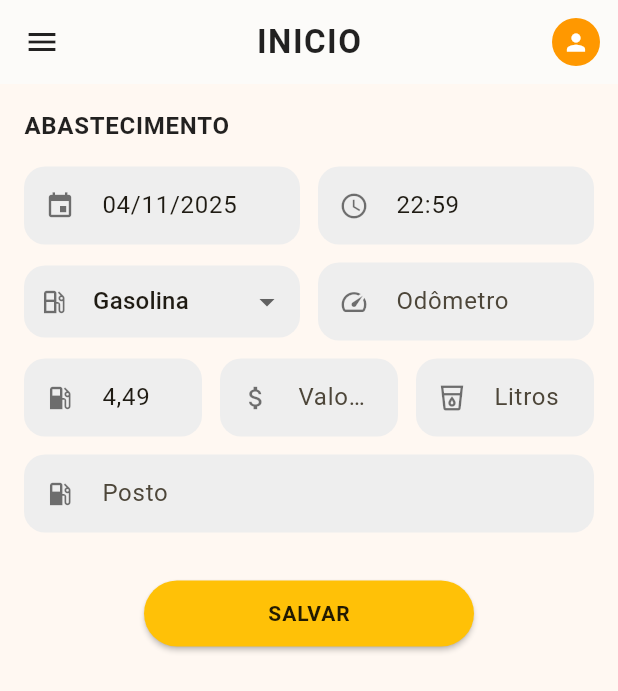
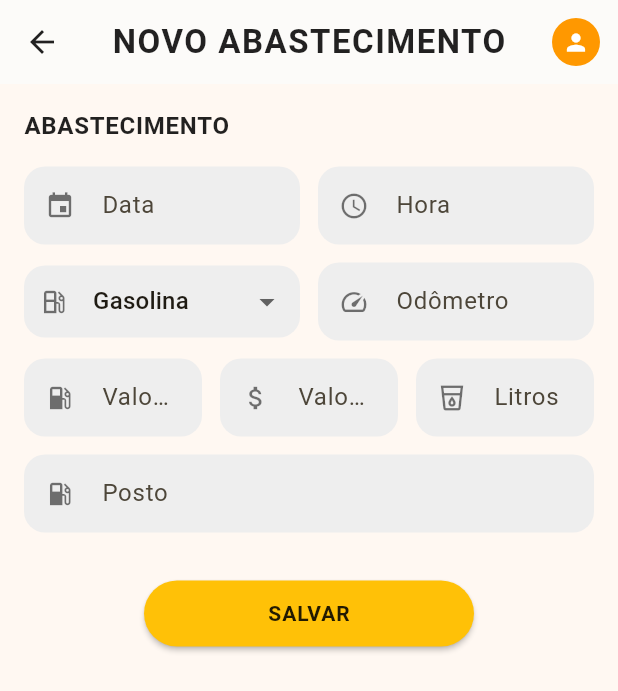
Before and after one commit to SamuelHenrique007/Mobile-app, a Flutter app: the AbastecimentoPage screen opened directly, on a phone screen of 412 x 824 dp. Shown: the top 691 px of the screen. Run offline on Flutter 3.47's test engine with Material 3 defaults, Android fonts, the phone set to English and light mode, and no system bars; our stand-ins replace cloud_firestore, firebase_auth, firebase_core; accounts and stored records are empty.

Commit message:
correções na funcionalidade de abastecimento

```diff
--- a/driveup/lib/screens/abastecimento_page.dart
+++ b/driveup/lib/screens/abastecimento_page.dart
@@ -9,27 +9,74 @@ class AbastecimentoPage extends StatefulWidget {
 }
 
 class _AbastecimentoPageState extends State<AbastecimentoPage> {
-  final _dateCtrl = TextEditingController(text: '04/11/2025');
-  final _timeCtrl = TextEditingController(text: '22:59');
+  final _dateCtrl = TextEditingController();
+  final _timeCtrl = TextEditingController();
   final _odometerCtrl = TextEditingController();
-  final _fuelPriceCtrl = TextEditingController(text: '4,49');
-  final _totalPriceCtrl = TextEditingController();
-  final _litersCtrl = TextEditingController();
+  final _fuelPriceCtrl = TextEditingController();   // valor do litro
+  final _totalPriceCtrl = TextEditingController();  // valor total em R$
+  final _litersCtrl = TextEditingController();      // litros
   final _stationCtrl = TextEditingController();
 
   String _fuelType = 'Gasolina';
   final _fuelTypes = ['Gasolina', 'Etanol', 'Diesel', 'GNV'];
 
   @override
+  void initState() {
+    super.initState();
+    // sempre que mudar valor do litro ou valor total, recalcula litros
+    _fuelPriceCtrl.addListener(_recalculateLiters);
+    _totalPriceCtrl.addListener(_recalculateLiters);
+  }
+
+  @override
   void dispose() {
     _dateCtrl.dispose();
     _timeCtrl.dispose();
     _odometerCtrl.dispose();
+    _fuelPriceCtrl.removeListener(_recalculateLiters);
     _fuelPriceCtrl.dispose();
+    _totalPriceCtrl.removeListener(_recalculateLiters);
     _totalPriceCtrl.dispose();
     _litersCtrl.dispose();
     _stationCtrl.dispose();
     super.dispose();
+  }
+
+  /// Converte número no estilo brasileiro "4,49" -> 4.49
+  double? _parseBrNumber(String text) {
+    if (text.trim().isEmpty) return null;
+    var cleaned = text.trim();
+
+    // remove separador de milhar simples: 1.234,56 -> 1234,56
+    cleaned = cleaned.replaceAll('.', '');
+    // troca vírgula por ponto: 1234,56 -> 1234.56
+    cleaned = cleaned.replaceAll(',', '.');
+
+    return double.tryParse(cleaned);
+  }
+
+  /// Recalcula automaticamente o campo "Litros" quando
+  /// "Valor combustível" e "Valor total" forem preenchidos
+  void _recalculateLiters() {
+    final price = _parseBrNumber(_fuelPriceCtrl.text);  // valor por litro
+    final total = _parseBrNumber(_totalPriceCtrl.text); // quanto pagou
+
+    if (price == null || price <= 0 || total == null) {
+      // se faltar dado ou der zero, limpa litros
+      if (_litersCtrl.text.isNotEmpty) {
+        _litersCtrl.text = '';
+      }
+      return;
+    }
+
+    final liters = total / price;
+
+    // formata com 2 casas e vírgula: 12.34 -> "12,34"
+    final formatted = liters.toStringAsFixed(2).replaceAll('.', ',');
+
+    if (_litersCtrl.text != formatted) {
+      _litersCtrl.text = formatted;
+    }
   }
 
   @override
@@ -41,16 +88,12 @@ class _AbastecimentoPageState extends State<AbastecimentoPage> {
         backgroundColor: Colors.white,
         elevation: .5,
         leading: IconButton(
-          icon: const Icon(Icons.menu, color: Colors.black87),
-          onPressed: () {
-             Navigator.of(context).push(
-              MaterialPageRoute(builder: (_) => const SideMenuPage()),
-            );
-          },
+          icon: const Icon(Icons.arrow_back, color: Colors.black87),
+          onPressed: () => Navigator.pop(context),
         ),
         centerTitle: true,
         title: const Text(
-          'INICIO',
+          'NOVO ABASTECIMENTO',
           style: TextStyle(
             color: Colors.black87,
             letterSpacing: 1,
@@ -240,14 +283,12 @@ class _AbastecimentoPageState extends State<AbastecimentoPage> {
   }
 
   void _onSave() {
-    // TODO: salvar no backend / firestore / api
     ScaffoldMessenger.of(context).showSnackBar(
       const SnackBar(content: Text('Abastecimento salvo!')),
     );
+    Navigator.pop(context);
   }
 }
-
-/// ====== widgets reutilizáveis ======
 
 class _GreyField extends StatelessWidget {
   final TextEditingController controller;
```
